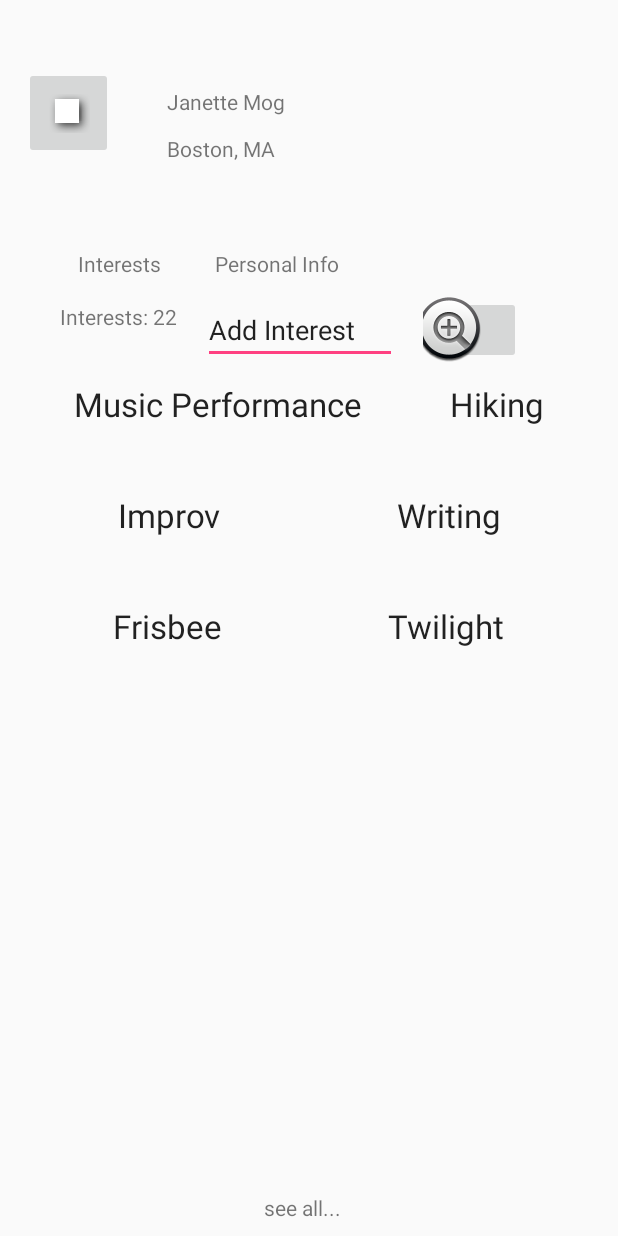
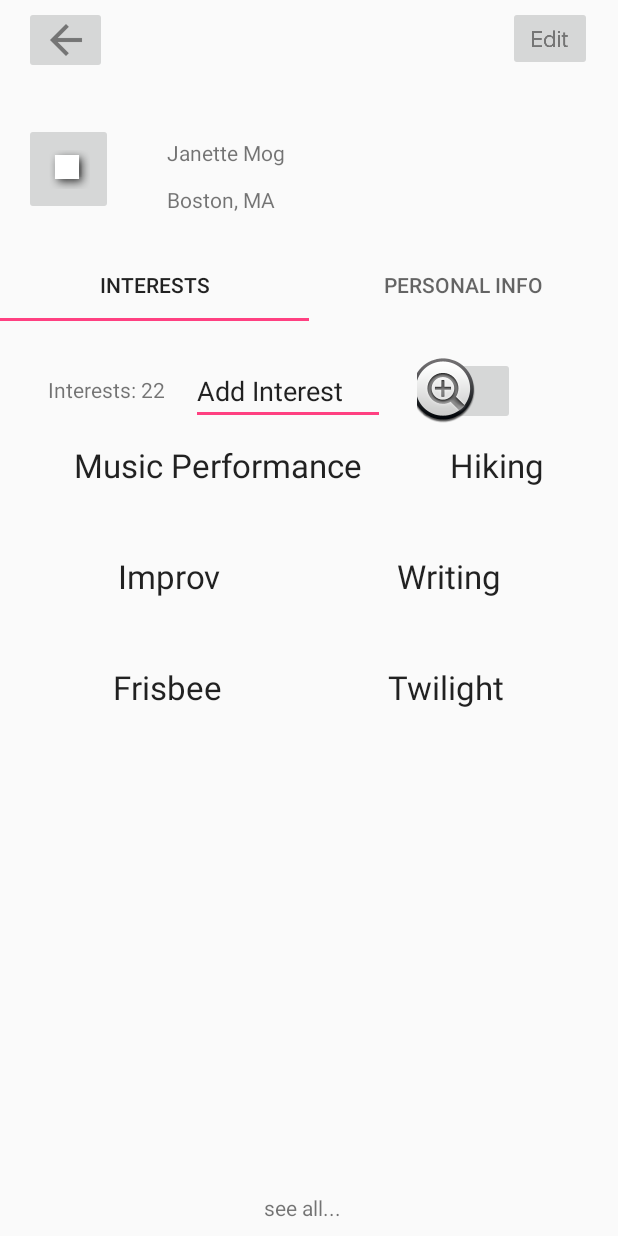
Before and after one commit to ilyayudkovich/InterestUp, an Android app: the Profile screen opened directly, with no data from a screen before it, on a phone screen of 412 x 824 dp. Run offline under Robolectric (Android 15) with nearby library versions, the phone set to English and light mode, and no system bars.

Commit message:
Refactoring tabs

```diff
--- a/app/src/main/java/com/example/mdenker/interestup/Profile.java
+++ b/app/src/main/java/com/example/mdenker/interestup/Profile.java
@@ -2,6 +2,10 @@ package com.example.mdenker.interestup;
 
 import android.content.Intent;
 import android.os.Bundle;
+import android.support.design.widget.TabLayout;
+import android.support.v4.app.Fragment;
+import android.support.v4.app.FragmentManager;
+import android.support.v4.view.ViewPager;
 import android.view.MenuItem;
 import android.support.v7.app.AppCompatActivity;
 import android.view.View;
@@ -13,35 +17,62 @@ import android.view.View;
 
 public class Profile extends AppCompatActivity {
 
+    private SectionsPagerAdapter mSectionsPagerAdapter;
+
+    /**
+     * The {@link ViewPager} that will host the section contents.
+     */
+    private ViewPager mViewPager;
+
     @Override
     protected void onCreate(Bundle savedInstanceState) {
         super.onCreate(savedInstanceState);
         setContentView(R.layout.profile);
+/*
+        mSectionsPagerAdapter = new SectionsPagerAdapter(getSupportFragmentManager(), "INTERESTS", "PERSONAL INFO");
 
-        //add back button
-        //getSupportActionBar().setDisplayShowHomeEnabled(true);
-        //getSupportActionBar().setDisplayHomeAsUpEnabled(true);
+        // Set up the ViewPager with the sections adapter.
+        mViewPager = (ViewPager) findViewById(R.id.container);
+        mViewPager.setAdapter(mSectionsPagerAdapter);
 
-        //add edit button on right
+        TabLayout tabLayout = (TabLayout) findViewById(R.id.tabs);
+
+        mViewPager.addOnPageChangeListener(new TabLayout.TabLayoutOnPageChangeListener(tabLayout));
+        tabLayout.addOnTabSelectedListener(new TabLayout.ViewPagerOnTabSelectedListener(mViewPager));
+        */
     }
 
-    @Override
-    public boolean onOptionsItemSelected(MenuItem item) {
-        int id = item.getItemId();
-
-
-        if (id == android.R.id.home) {
-            // ends the activity
-            this.finish();
-        }
-
-        return super.onOptionsItemSelected(item);
+    public void OnBackClick(View view) {
+        this.finish();
     }
-
 
     public void OnEditClick(View view) {
         //Intent i = new Intent(this, Profile.class); // figure out this
         //startActivity(i);
     }
 
+    public class ProfileTabAdapter extends SectionsPagerAdapter {
+
+        public ProfileTabAdapter(FragmentManager fm, String leftOption, String rightOption) {
+            super(fm, leftOption, rightOption);
+        }
+
+        @Override
+        public Fragment getItem(int position) {
+            //Returning the current tab
+            switch(position) {
+                case 0:
+                    CreateEventPage_GeneralTab GeneralTab = new CreateEventPage_GeneralTab();
+                    return GeneralTab;
+                case 1:
+                    System.out.println("hi there");
+                    CreateEventPage_AdvancedTab AdvancedTab = new CreateEventPage_AdvancedTab();
+                    return AdvancedTab;
+                default:
+                    System.out.println("null returned.");
+                    return null;
+            }
+        }
+    }
+
 }
--- a/app/src/main/res/layout/profile.xml
+++ b/app/src/main/res/layout/profile.xml
@@ -5,15 +5,49 @@
     android:layout_width="match_parent"
     android:layout_height="match_parent">
 
+    <android.support.design.widget.TabLayout
+        android:id="@+id/tabs"
+        android:layout_width="match_parent"
+        android:layout_height="wrap_content"
+        app:layout_constraintTop_toBottomOf="@+id/constraintLayout"
+        tools:layout_editor_absoluteX="0dp">
+
+        <android.support.design.widget.TabItem
+            android:id="@+id/create_event_page_general_tab"
+            android:layout_width="wrap_content"
+            android:layout_height="wrap_content"
+            android:text="Interests" />
+
+        <android.support.design.widget.TabItem
+            android:id="@+id/create_event_page_advanced_tab"
+            android:layout_width="wrap_content"
+            android:layout_height="wrap_content"
+            android:text="Personal Info" />
+
+    </android.support.design.widget.TabLayout>
+
+    <ImageButton
+        android:id="@+id/imageButton"
+        android:layout_width="55dp"
+        android:layout_height="45dp"
+        android:layout_marginStart="16dp"
+        android:layout_marginTop="4dp"
+        android:onClick="OnBackClick"
+        app:layout_constraintStart_toStartOf="parent"
+        app:layout_constraintTop_toTopOf="parent"
+        app:srcCompat="@drawable/back" />
+
     <android.support.constraint.ConstraintLayout
         android:id="@+id/constraintLayout"
         android:layout_width="0dp"
-        android:layout_height="383dp"
+        android:layout_height="107dp"
+        android:layout_marginTop="9dp"
         android:maxHeight="150dp"
         android:minHeight="100dp"
         app:layout_constraintEnd_toEndOf="parent"
+        app:layout_constraintHorizontal_bias="0.0"
         app:layout_constraintStart_toStartOf="parent"
-        app:layout_constraintTop_toTopOf="parent">
+        app:layout_constraintTop_toBottomOf="@+id/imageButton">
 
         <TextView
             android:id="@+id/textView2"
@@ -46,47 +80,28 @@
             app:layout_constraintTop_toTopOf="parent"
             app:layout_constraintVertical_bias="0.505"
             app:srcCompat="@android:drawable/picture_frame" />
+
     </android.support.constraint.ConstraintLayout>
-
-    <TextView
-        android:id="@+id/textView4"
-        android:layout_width="wrap_content"
-        android:layout_height="wrap_content"
-        android:layout_marginStart="52dp"
-        android:layout_marginTop="16dp"
-        android:text="Interests"
-        app:layout_constraintStart_toStartOf="parent"
-        app:layout_constraintTop_toBottomOf="@+id/constraintLayout" />
-
-    <TextView
-        android:id="@+id/textView5"
-        android:layout_width="wrap_content"
-        android:layout_height="wrap_content"
-        android:layout_marginStart="36dp"
-        android:layout_marginTop="16dp"
-        android:text="Personal Info"
-        app:layout_constraintStart_toEndOf="@+id/textView4"
-        app:layout_constraintTop_toBottomOf="@+id/constraintLayout" />
 
     <TextView
         android:id="@+id/textView6"
         android:layout_width="87dp"
         android:layout_height="31dp"
-        android:layout_marginStart="40dp"
-        android:layout_marginTop="16dp"
+        android:layout_marginStart="32dp"
+        android:layout_marginTop="36dp"
         android:text="Interests: 22"
         app:layout_constraintStart_toStartOf="parent"
-        app:layout_constraintTop_toBottomOf="@+id/textView4" />
+        app:layout_constraintTop_toBottomOf="@+id/tabs" />
 
     <AutoCompleteTextView
         android:id="@+id/autoCompleteTextView"
         android:layout_width="129dp"
         android:layout_height="wrap_content"
         android:layout_marginStart="8dp"
-        android:layout_marginTop="12dp"
+        android:layout_marginTop="24dp"
         android:text="Add Interest"
         app:layout_constraintStart_toEndOf="@+id/textView6"
-        app:layout_constraintTop_toBottomOf="@+id/textView5" />
+        app:layout_constraintTop_toBottomOf="@+id/tabs" />
 
     <ImageButton
         android:id="@+id/imageButton3"
@@ -149,7 +164,7 @@
             app:layout_constraintTop_toTopOf="parent">
 
             <TextView
-                android:id="@+id/textView14"
+                android:id="@+id/textView16"
                 android:layout_width="wrap_content"
                 android:layout_height="wrap_content"
                 android:layout_weight="1"
@@ -158,7 +173,7 @@
                 android:textAppearance="@android:style/TextAppearance.Material.Large" />
 
             <TextView
-                android:id="@+id/textView15"
+                android:id="@+id/textView17"
                 android:layout_width="wrap_content"
                 android:layout_height="wrap_content"
                 android:layout_weight="1"
@@ -179,7 +194,7 @@
             app:layout_constraintTop_toBottomOf="@+id/linearLayout2">
 
             <TextView
-                android:id="@+id/textView14"
+                android:id="@+id/textView18"
                 android:layout_width="wrap_content"
                 android:layout_height="wrap_content"
                 android:layout_weight="1"
@@ -188,7 +203,7 @@
                 android:textAppearance="@android:style/TextAppearance.Material.Large" />
 
             <TextView
-                android:id="@+id/textView15"
+                android:id="@+id/textView19"
                 android:layout_width="wrap_content"
                 android:layout_height="wrap_content"
                 android:layout_weight="1"
@@ -210,4 +225,14 @@
             app:layout_constraintStart_toStartOf="parent" />
     </android.support.constraint.ConstraintLayout>
 
+    <ImageButton
+        android:id="@+id/imageButton4"
+        android:layout_width="56dp"
+        android:layout_height="43dp"
+        android:layout_marginEnd="17dp"
+        android:layout_marginTop="4dp"
+        app:layout_constraintEnd_toEndOf="parent"
+        app:layout_constraintTop_toTopOf="parent"
+        app:srcCompat="@drawable/edit" />
+
 </android.support.constraint.ConstraintLayout>
```
Also changed, not shown: app/src/main/java/com/example/mdenker/interestup/CreateEventPage.java (+6 -27 lines), app/src/main/java/com/example/mdenker/interestup/ProfilePage_InterestsTab.java (added, +20 -0 lines), app/src/main/java/com/example/mdenker/interestup/SectionsPagerAdapter.java (added, +55 -0 lines), app/src/main/res/drawable-hdpi/back.png (added), app/src/main/res/drawable-mdpi/back.png (added), app/src/main/res/drawable-xhdpi/back.png (added), app/src/main/res/drawable-xxhdpi/back.png (added).
